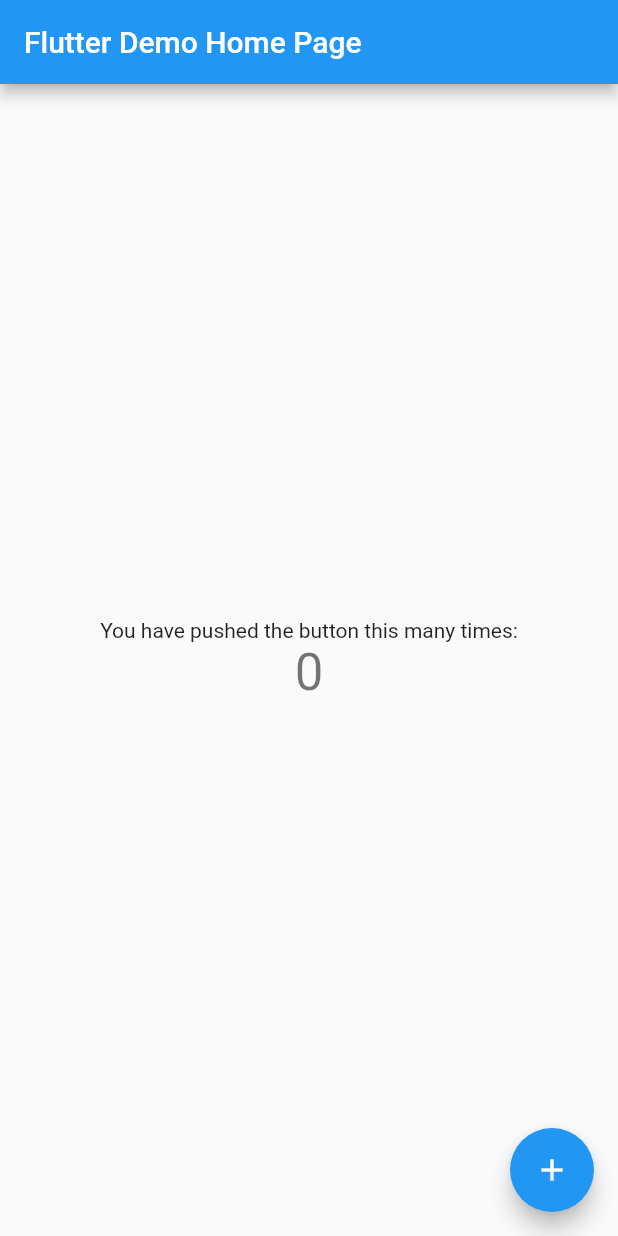
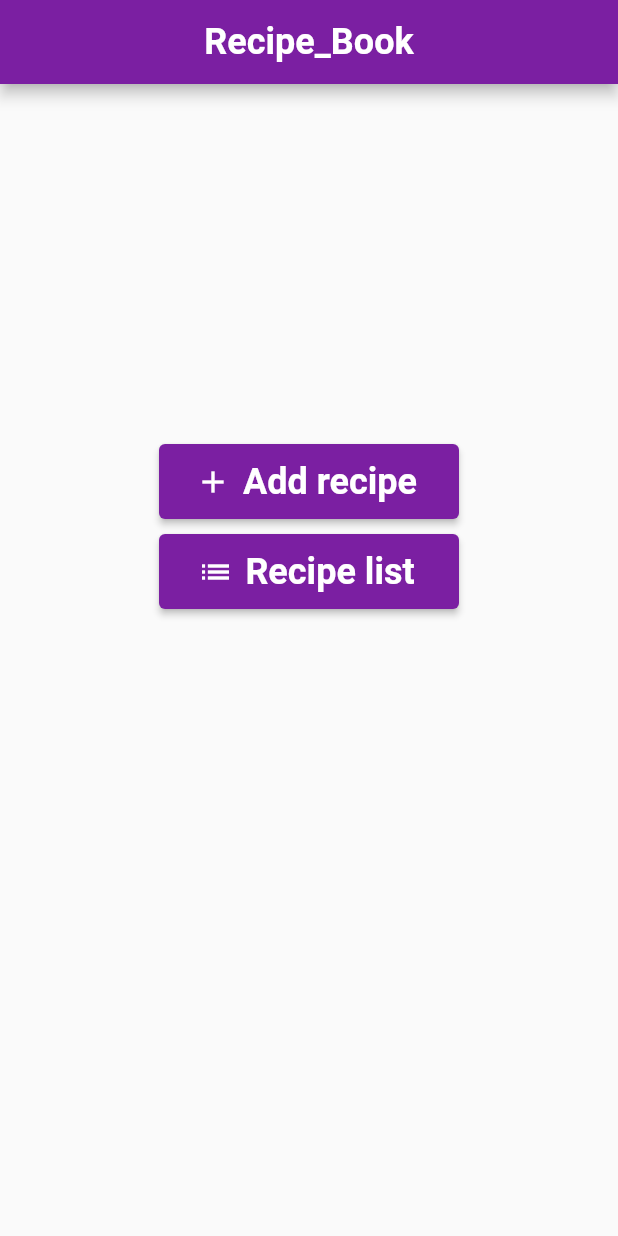
Before and after one commit to FilipMajewsk1/recipe_book_ui, a Flutter app: the screen it shows after launch, on a phone screen of 412 x 824 dp. Run offline on Flutter 3.47's test engine with Material 2 defaults, Android fonts, the phone set to English and light mode, and no system bars.

Commit message:
Recipe book: first steps, new pages files

```diff
--- /dev/null
+++ b/lib/Pages/home.dart
@@ -0,0 +1,80 @@
+import 'package:flutter/material.dart';
+
+class Home extends StatefulWidget {
+  const Home({Key? key}) : super(key: key);
+
+  @override
+  State<Home> createState() => _HomeState();
+}
+
+class _HomeState extends State<Home> {
+  @override
+  Widget build(BuildContext context) {
+    return Scaffold(
+      appBar: AppBar(
+        title: Text(
+            "Recipe_Book",
+          style: TextStyle(
+            fontWeight: FontWeight.bold,
+            fontSize: 24,
+          ),
+        ),
+        backgroundColor: Colors.purple[700],
+        centerTitle: true,
+      ),
+      body: Column(
+        children: <Widget>[
+          Center(
+            child: Column(
+
+              children: [
+
+                Padding(
+                  padding: const EdgeInsets.fromLTRB(0, 240, 0, 5),
+                  child: ElevatedButton.icon(
+                    onPressed: () {
+                      Navigator.pushNamed(context, '/add_recipe');
+                    },
+                    icon: Icon(Icons.add),
+                    label: Text(
+                        "Add recipe",
+                      style: TextStyle(
+                        fontSize: 24,
+                        fontWeight: FontWeight.bold,
+                      ),
+                    ),
+                    style: ButtonStyle(
+                      backgroundColor: MaterialStateProperty.all(Colors.purple[700]),
+                      fixedSize: MaterialStateProperty.all(Size(200,50)),
+                    ),
+                  ),
+                ),
+
+                Padding(
+                  padding: const EdgeInsets.all(5.0),
+                  child: ElevatedButton.icon(
+                    onPressed: () {
+                      Navigator.pushNamed(context, '/recipe_list');
+                    },
+                    icon: Icon(Icons.list),
+                    label: Text(
+                      "Recipe list",
+                      style: TextStyle(
+                        fontSize: 24,
+                        fontWeight: FontWeight.bold,
+                      ),
+                    ),
+                    style: ButtonStyle(
+                      backgroundColor: MaterialStateProperty.all(Colors.purple[700]),
+                      fixedSize: MaterialStateProperty.all(Size(200,50)),
+                    ),
+                  ),
+                ),
+              ],
+            ),
+          ),
+        ],
+      ),
+    );
+  }
+}
--- /dev/null
+++ b/lib/Pages/show_recipe.dart
@@ -0,0 +1 @@
+import 'package:flutter/material.dart';
--- a/lib/main.dart
+++ b/lib/main.dart
@@ -1,115 +1,13 @@
 import 'package:flutter/material.dart';
+import 'package:recipe_book_ui/Pages/home.dart';
+import 'package:recipe_book_ui/Pages/add_recipe.dart';
+import 'package:recipe_book_ui/Pages/recipe_list.dart';
 
-void main() {
-  runApp(const MyApp());
-}
-
-class MyApp extends StatelessWidget {
-  const MyApp({super.key});
-
-  // This widget is the root of your application.
-  @override
-  Widget build(BuildContext context) {
-    return MaterialApp(
-      title: 'Flutter Demo',
-      theme: ThemeData(
-        // This is the theme of your application.
-        //
-        // Try running your application with "flutter run". You'll see the
-        // application has a blue toolbar. Then, without quitting the app, try
-        // changing the primarySwatch below to Colors.green and then invoke
-        // "hot reload" (press "r" in the console where you ran "flutter run",
-        // or simply save your changes to "hot reload" in a Flutter IDE).
-        // Notice that the counter didn't reset back to zero; the application
-        // is not restarted.
-        primarySwatch: Colors.blue,
-      ),
-      home: const MyHomePage(title: 'Flutter Demo Home Page'),
-    );
-  }
-}
-
-class MyHomePage extends StatefulWidget {
-  const MyHomePage({super.key, required this.title});
-
-  // This widget is the home page of your application. It is stateful, meaning
-  // that it has a State object (defined below) that contains fields that affect
-  // how it looks.
-
-  // This class is the configuration for the state. It holds the values (in this
-  // case the title) provided by the parent (in this case the App widget) and
-  // used by the build method of the State. Fields in a Widget subclass are
-  // always marked "final".
-
-  final String title;
-
-  @override
-  State<MyHomePage> createState() => _MyHomePageState();
-}
-
-class _MyHomePageState extends State<MyHomePage> {
-  int _counter = 0;
-
-  void _incrementCounter() {
-    setState(() {
-      // This call to setState tells the Flutter framework that something has
-      // changed in this State, which causes it to rerun the build method below
-      // so that the display can reflect the updated values. If we changed
-      // _counter without calling setState(), then the build method would not be
-      // called again, and so nothing would appear to happen.
-      _counter++;
-    });
-  }
-
-  @override
-  Widget build(BuildContext context) {
-    // This method is rerun every time setState is called, for instance as done
-    // by the _incrementCounter method above.
-    //
-    // The Flutter framework has been optimized to make rerunning build methods
-    // fast, so that you can just rebuild anything that needs updating rather
-    // than having to individually change instances of widgets.
-    return Scaffold(
-      appBar: AppBar(
-        // Here we take the value from the MyHomePage object that was created by
-        // the App.build method, and use it to set our appbar title.
-        title: Text(widget.title),
-      ),
-      body: Center(
-        // Center is a layout widget. It takes a single child and positions it
-        // in the middle of the parent.
-        child: Column(
-          // Column is also a layout widget. It takes a list of children and
-          // arranges them vertically. By default, it sizes itself to fit its
-          // children horizontally, and tries to be as tall as its parent.
-          //
-          // Invoke "debug painting" (press "p" in the console, choose the
-          // "Toggle Debug Paint" action from the Flutter Inspector in Android
-          // Studio, or the "Toggle Debug Paint" command in Visual Studio Code)
-          // to see the wireframe for each widget.
-          //
-          // Column has various properties to control how it sizes itself and
-          // how it positions its children. Here we use mainAxisAlignment to
-          // center the children vertically; the main axis here is the vertical
-          // axis because Columns are vertical (the cross axis would be
-          // horizontal).
-          mainAxisAlignment: MainAxisAlignment.center,
-          children: <Widget>[
-            const Text(
-              'You have pushed the button this many times:',
-            ),
-            Text(
-              '$_counter',
-              style: Theme.of(context).textTheme.headlineMedium,
-            ),
-          ],
-        ),
-      ),
-      floatingActionButton: FloatingActionButton(
-        onPressed: _incrementCounter,
-        tooltip: 'Increment',
-        child: const Icon(Icons.add),
-      ), // This trailing comma makes auto-formatting nicer for build methods.
-    );
-  }
-}
+void main() => runApp(MaterialApp(
+  initialRoute: '/home',
+  routes: {
+    '/home': (context) => Home(),
+    '/recipe_list': (context) => RecipeList(),
+    '/add_recipe': (context) => AddRecipe(),
+  },
+));
```
Also changed, not shown: lib/Pages/add_recipe.dart (added, +27 -0 lines), lib/Pages/recipe_list.dart (added, +40 -0 lines).
